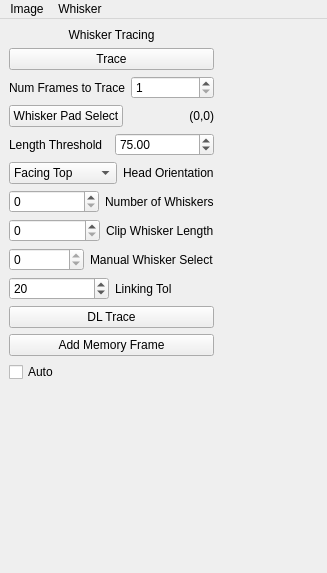
The window that src/WhiskerToolbox/Whisker_Widget/Whisker_Widget.ui (paulmthompson/WhiskerToolbox) describes before a commit, drawn with Qt 5.
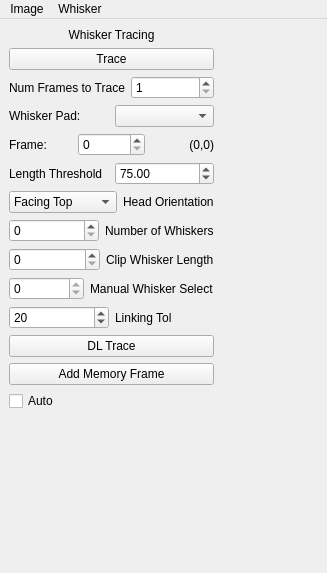
The same window after the commit.

Commit message: remove scene dependency from whisker widget

```diff
--- a/src/WhiskerToolbox/Whisker_Widget/Whisker_Widget.ui
+++ b/src/WhiskerToolbox/Whisker_Widget/Whisker_Widget.ui
@@ -62,9 +62,40 @@
       <item>
        <layout class="QHBoxLayout" name="horizontalLayout_4">
         <item>
-         <widget class="QPushButton" name="whisker_pad_select">
+         <widget class="QLabel" name="label_whisker_pad">
           <property name="text">
-           <string>Whisker Pad Select</string>
+           <string>Whisker Pad:</string>
+          </property>
+         </widget>
+        </item>
+        <item>
+         <widget class="QComboBox" name="whisker_pad_combo">
+          <property name="toolTip">
+           <string>Select existing PointData or create new whisker pad</string>
+          </property>
+         </widget>
+        </item>
+       </layout>
+      </item>
+      <item>
+       <layout class="QHBoxLayout" name="horizontalLayout_whisker_pad_frame">
+        <item>
+         <widget class="QLabel" name="label_whisker_pad_frame">
+          <property name="text">
+           <string>Frame:</string>
+          </property>
+         </widget>
+        </item>
+        <item>
+         <widget class="QSpinBox" name="whisker_pad_frame_spinbox">
+          <property name="toolTip">
+           <string>Select which frame from the PointData to use</string>
+          </property>
+          <property name="minimum">
+           <number>0</number>
+          </property>
+          <property name="maximum">
+           <number>999999</number>
           </property>
          </widget>
         </item>
```
The commit also changes 3 other files.
